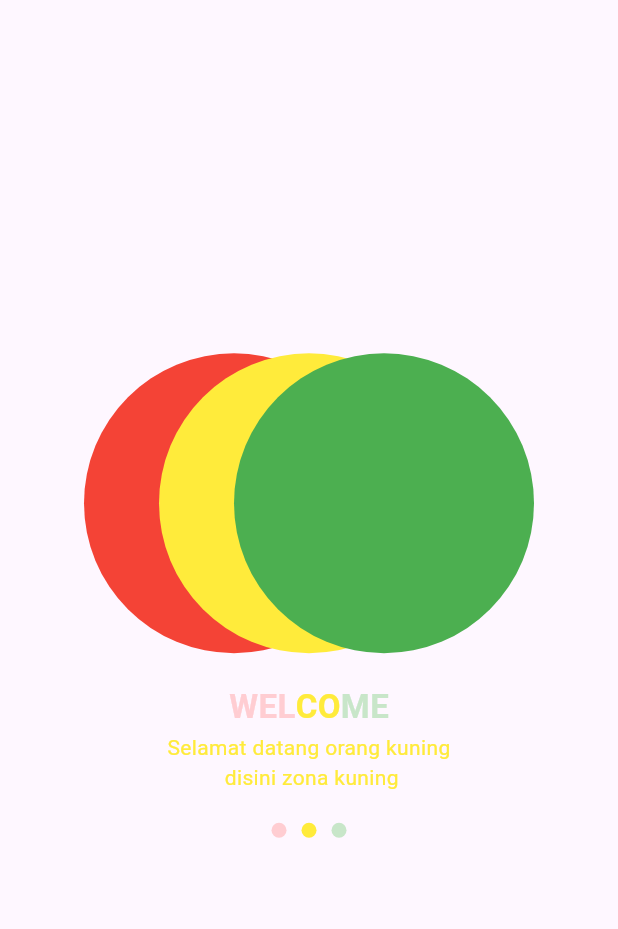
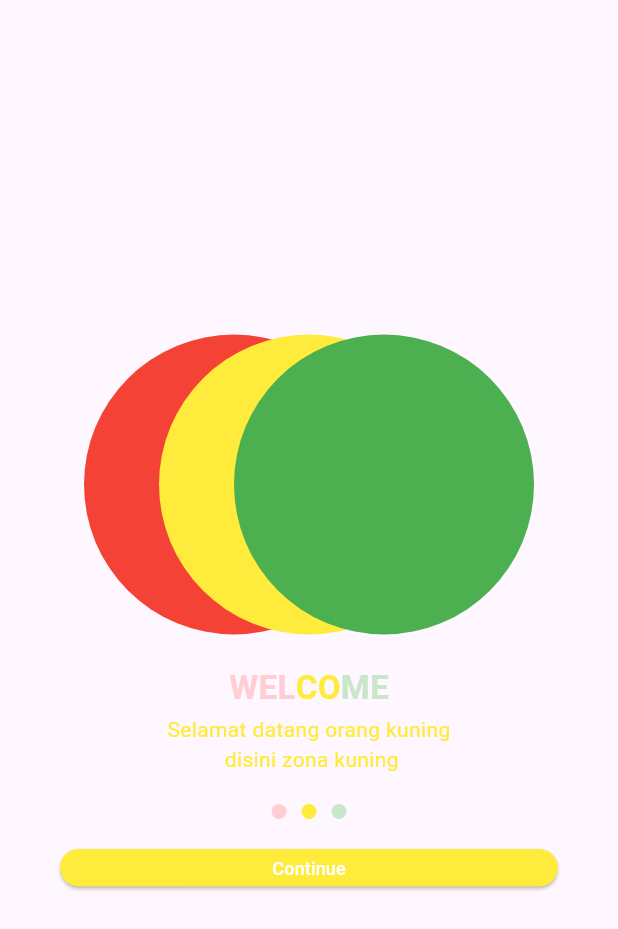
Before and after one commit to afnan923/tugas_week10_1123150074, a Flutter app: the screen it shows after launch, after a tap on "Continue", on a phone screen of 412 x 824 dp. Shown: the top 929 px of the screen. Run offline on Flutter 3.47's test engine with Material 3 defaults, Android fonts, the light colour scheme and no system bars; our stand-ins replace firebase_auth, firebase_core; accounts and stored records are empty.

Commit message:
add screen2

```diff
--- a/lib/screen/screen 2.dart
+++ b/lib/screen/screen 2.dart
@@ -1,3 +1,4 @@
+import 'package:firebase_latihan/screen/screen%203.dart';
 import 'package:flutter/material.dart';
 
 class MySplashScreen2 extends StatelessWidget {
@@ -77,10 +78,7 @@ class MySplashScreen2 extends StatelessWidget {
             Text(
               "Selamat datang orang kuning\n disini zona kuning",
               textAlign: TextAlign.center,
-              style: TextStyle(
-                fontSize: 14.0,
-                color: Colors.yellow,
-              ),
+              style: TextStyle(fontSize: 14.0, color: Colors.yellow),
             ),
             SizedBox(height: 20),
             Row(
@@ -115,28 +113,28 @@ class MySplashScreen2 extends StatelessWidget {
               ],
             ),
             SizedBox(height: 20),
-            // Container(
-            //   margin: EdgeInsets.only(left: 40, right: 40),
-            //   child: SizedBox(
-            //     height: 25,
-            //     width: double.infinity,
-            //     child: ElevatedButton(onPressed: (){
-
-            //       Navigator.push(context,
-            //       MaterialPageRoute(builder: (context) => SplashScreen2()));
-            //     },
-            //     style: ElevatedButton.styleFrom(
-            //       backgroundColor: Colors.green,
-            //     ),
-            //     child: Text("Continue",
-            //     style: TextStyle(
-            //     fontSize: 12,
-            //     color: Colors.white,
-            //   ),
-            //   ),
-            //   ),
-            //   ),
-            // ),
+            Container(
+              margin: EdgeInsets.only(left: 40, right: 40),
+              child: SizedBox(
+                height: 25,
+                width: double.infinity,
+                child: ElevatedButton(
+                  onPressed: () {
+                    Navigator.push(
+                      context,
+                      MaterialPageRoute(builder: (context) => MySplashScreen3()),
+                    );
+                  },
+                  style: ElevatedButton.styleFrom(
+                    backgroundColor: Colors.yellow,
+                  ),
+                  child: Text(
+                    "Continue",
+                    style: TextStyle(fontSize: 12, color: Colors.white),
+                  ),
+                ),
+              ),
+            ),
             SizedBox(height: 30),
           ],
         ),
```
